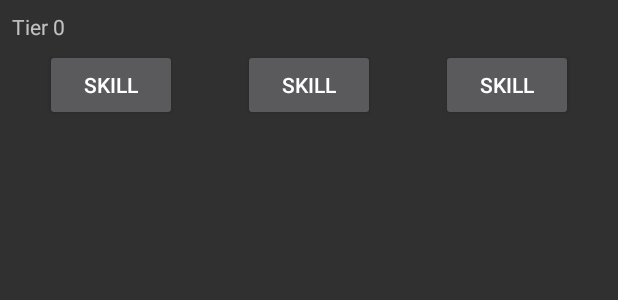
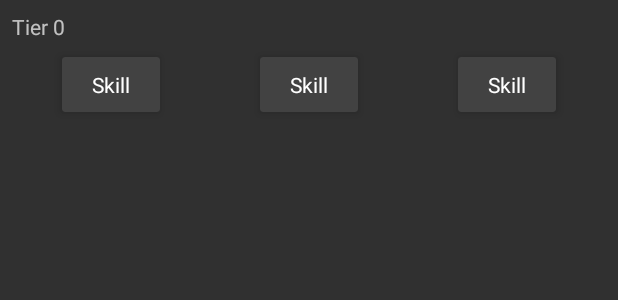
Before and after one commit to jamieadkins95/Heistr, an Android app: the layout list_item_skill_tier.xml on its own in the app's theme, with its tools: preview values and no code run, on a phone screen of 412 x 824 dp. Shown: the top 300 px of the screen. Run offline under Robolectric (Android 15) with nearby library versions, the phone set to English and light mode, and no system bars.

Commit message:
Swicthed to card view style buttons

```diff
--- a/app/src/main/java/com/dawgandpony/pd2skills/utils/ArrayAdapterBuildList.java
+++ b/app/src/main/java/com/dawgandpony/pd2skills/utils/ArrayAdapterBuildList.java
@@ -1,6 +1,7 @@
 package com.dawgandpony.pd2skills.utils;
 
 import android.content.Context;
+import android.support.v7.widget.CardView;
 import android.view.LayoutInflater;
 import android.view.View;
 import android.view.ViewGroup;
@@ -27,6 +28,7 @@ public class ArrayAdapterBuildList extends ArrayAdapter<Build>{
         LayoutInflater inflater = (LayoutInflater) context
                 .getSystemService(Context.LAYOUT_INFLATER_SERVICE);
         View rowView = inflater.inflate(R.layout.card_view_build, parent, false);
+        //CardView cardView = (CardView) rowView.findViewById(R.id.cvBuilds);
         TextView textView = (TextView) rowView.findViewById(R.id.tvName);
         TextView textViewArmour = (TextView) rowView.findViewById(R.id.tvArmour);
         TextView textViewPerkDeck = (TextView) rowView.findViewById(R.id.tvPerkDeck);
--- a/app/src/main/res/layout/list_item_skill_tier.xml
+++ b/app/src/main/res/layout/list_item_skill_tier.xml
@@ -27,15 +27,32 @@
             android:layout_weight="1"
             android:orientation="horizontal">
 
-            <Button
-                android:layout_centerInParent="true"
+            <android.support.v7.widget.CardView xmlns:android="http://schemas.android.com/apk/res/android"
+                xmlns:cardview="http://schemas.android.com/apk/res-auto"
                 android:layout_width="wrap_content"
                 android:layout_height="wrap_content"
-                android:text="Skill"
-                android:id="@+id/btnSkill1"
-                android:src="@drawable/cable_guy"
+                style="@style/CardViewStyle"
+                android:id="@+id/cvSkill1"
+                cardview:cardElevation="4dp"
+                android:layout_centerInParent="true"
+                cardview:cardBackgroundColor="@color/backgroundCard"
+                android:foreground="@drawable/selector_build_list"
+                android:layout_margin="5dp">
 
-                />
+                <TextView android:id="@+id/tvSkill1"
+                    android:layout_width="wrap_content"
+                    android:layout_height="wrap_content"
+                    android:paddingTop="8.5dp"
+                    android:paddingBottom="8.5dp"
+                    android:paddingLeft="20dp"
+                    android:paddingRight="20dp"
+                    android:textColor="@color/textPrimary"
+                    android:text="Skill" />
+                    <!--android:fontFamily="sans-serif-medium"-->
+
+
+            </android.support.v7.widget.CardView>
+
         </RelativeLayout>
 
         <RelativeLayout
@@ -44,15 +61,31 @@
             android:layout_weight="1"
             android:orientation="horizontal">
 
-            <Button
-                android:layout_centerInParent="true"
+            <android.support.v7.widget.CardView xmlns:android="http://schemas.android.com/apk/res/android"
+                xmlns:cardview="http://schemas.android.com/apk/res-auto"
                 android:layout_width="wrap_content"
                 android:layout_height="wrap_content"
-                android:id="@+id/btnSkill2"
-                android:src="@drawable/cable_guy"
-                android:text="Skill"
+                style="@style/CardViewStyle"
+                android:id="@+id/cvSkill2"
+                cardview:cardElevation="4dp"
+                android:layout_centerInParent="true"
+                cardview:cardBackgroundColor="@color/backgroundCard"
+                android:foreground="@drawable/selector_build_list"
+                android:layout_margin="5dp">
 
-                />
+                <TextView android:id="@+id/tvSkill2"
+                    android:layout_width="wrap_content"
+                    android:layout_height="wrap_content"
+                    android:paddingTop="8.5dp"
+                    android:paddingBottom="8.5dp"
+                    android:paddingLeft="20dp"
+                    android:paddingRight="20dp"
+                    android:textColor="@color/textPrimary"
+                    android:text="Skill" />
+                <!--android:fontFamily="sans-serif-medium"-->
+
+
+            </android.support.v7.widget.CardView>
         </RelativeLayout>
 
         <RelativeLayout
@@ -62,15 +95,31 @@
             android:orientation="horizontal"
             >
 
-            <Button
-                android:layout_centerInParent="true"
+            <android.support.v7.widget.CardView xmlns:android="http://schemas.android.com/apk/res/android"
+                xmlns:cardview="http://schemas.android.com/apk/res-auto"
                 android:layout_width="wrap_content"
                 android:layout_height="wrap_content"
-                android:id="@+id/btnSkill3"
-                android:src="@drawable/cable_guy"
-                android:text="Skill"
+                style="@style/CardViewStyle"
+                android:id="@+id/cvSkill3"
+                cardview:cardElevation="4dp"
+                android:layout_centerInParent="true"
+                cardview:cardBackgroundColor="@color/backgroundCard"
+                android:foreground="@drawable/selector_build_list"
+                android:layout_margin="5dp">
 
-                />
+                <TextView android:id="@+id/tvSkill3"
+                    android:layout_width="wrap_content"
+                    android:layout_height="wrap_content"
+                    android:paddingTop="8.5dp"
+                    android:paddingBottom="8.5dp"
+                    android:paddingLeft="20dp"
+                    android:paddingRight="20dp"
+                    android:textColor="@color/textPrimary"
+                    android:text="Skill" />
+                <!--android:fontFamily="sans-serif-medium"-->
+
+
+            </android.support.v7.widget.CardView>
         </RelativeLayout>
 
 
```
Also changed, not shown: app/src/main/java/com/dawgandpony/pd2skills/BuildObjects/Skill.java (+9 -0 lines), app/src/main/java/com/dawgandpony/pd2skills/BuildObjects/SkillBuild.java (+13 -0 lines), app/src/main/java/com/dawgandpony/pd2skills/BuildObjects/SkillTier.java (+18 -0 lines), app/src/main/java/com/dawgandpony/pd2skills/utils/ArrayAdapterSkillTierList.java (+22 -13 lines), app/src/main/res/xml/mastermind.xml (+41 -9 lines).
